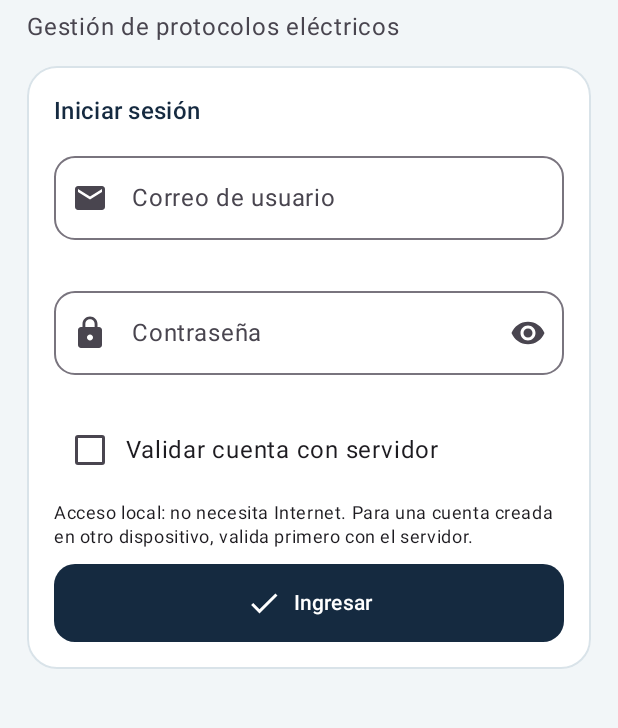
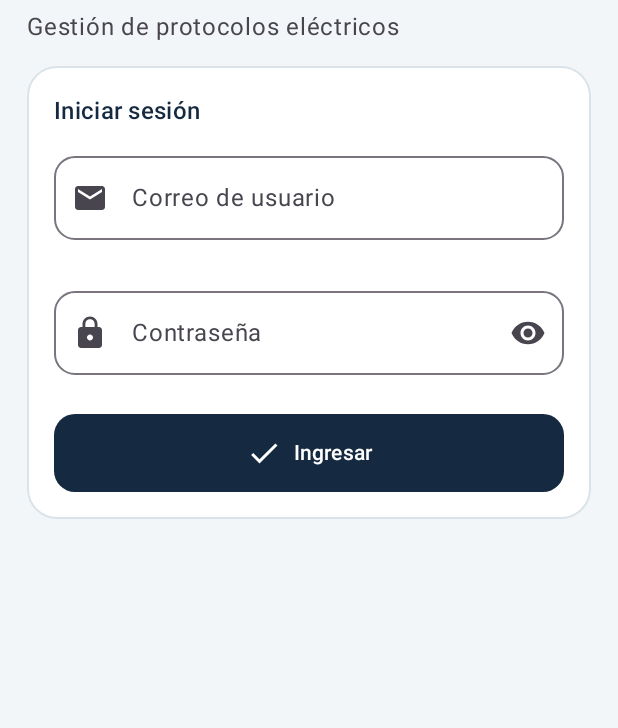
Before and after one commit to Sebanava/induztek-protocol-system-android, an Android app built with Jetpack Compose: the composable FormularioScreen called with empty values, on a phone screen of 412 x 824 dp, the part 246-974 px from its top. Run offline under Robolectric (Android 15) with nearby library versions, the phone set to English and light mode, and no system bars.

Commit message:
Simplificar acceso y validar automáticamente

```diff
--- a/app/build.gradle.kts
+++ b/app/build.gradle.kts
@@ -12,8 +12,8 @@ android {
         applicationId = "cl.induztek.protocol"
         minSdk = 26
         targetSdk = 35
-        versionCode = 7
-        versionName = "0.3.3"
+        versionCode = 8
+        versionName = "0.3.4"
         testInstrumentationRunner = "androidx.test.runner.AndroidJUnitRunner"
     }
     val releaseKeystore = providers.environmentVariable("INDUZTEK_KEYSTORE").orNull
--- a/app/src/main/java/cl/induztek/protocol/sync/Sincronizador.kt
+++ b/app/src/main/java/cl/induztek/protocol/sync/Sincronizador.kt
@@ -206,13 +206,15 @@ class Sincronizador(
         Validacion.validarClaveNueva(nueva)
         if (!codigo.trim().matches(Regex("[A-Za-z0-9_-]{32}")))
             throw ErrorFormulario(mapOf("codigo" to "Ingresa el código completo de tu correo"))
-        val remoto = api<IdentidadApi>(direccionDeFormulario(direccion, "identidad"))
+        val url = direccionDeFormulario(direccion, "identidad")
+        val remoto = api<IdentidadApi>(url)
         val respuesta = remoto.recuperarClave(ConfirmacionRecuperacion(correo.trim(), codigo.trim(), nueva))
         if (!respuesta.isSuccessful) {
             if (respuesta.code() == 400)
                 throw ErrorFormulario(mapOf("codigo" to "Código inválido o vencido"))
             error("El servidor no pudo completar la recuperación")
         }
+        prefs.edit().putString("identidad", url).putString("protocolos", url).apply()
     }
 
     suspend fun cuentaRemota(id: String): Boolean =
--- a/app/src/main/java/cl/induztek/protocol/ui/screens/FormularioScreen.kt
+++ b/app/src/main/java/cl/induztek/protocol/ui/screens/FormularioScreen.kt
@@ -48,10 +48,6 @@ fun FormularioScreen(
         iniciales["realizada"] = "SI"
         iniciales["opera"] = "SI"
         iniciales["unidad"] = "MΩ"
-        if (accion == Accion.LOGIN) {
-            iniciales["remoto"] = "NO"
-            iniciales["identidad"] = app.sincronizador.urlIdentidad()
-        }
         if (accion == Accion.PROTOCOLO && data != null) {
             val visita = data.visitas.firstOrNull { it.id == contexto }
             visita?.let {
@@ -240,34 +236,7 @@ fun FormularioScreen(
                 Accion.LOGIN -> {
                     campo("correo", "Correo de usuario", icono = Icons.Default.Email)
                     campo("clave", "Contraseña", secreto = true)
-                    Row(verticalAlignment = androidx.compose.ui.Alignment.CenterVertically) {
-                        Checkbox(
-                            checked = d["remoto"] == "SI",
-                            onCheckedChange = {
-                                cambiar("remoto", if (it) "SI" else "NO")
-                            },
-                            enabled = !ocupado,
-                        )
-                        Text("Validar cuenta con servidor")
-                    }
-                    AnimatedVisibility(d["remoto"] == "SI") {
-                        Column {
-                            campo(
-                                "identidad",
-                                "Dirección del API Gateway",
-                                icono = Icons.Default.Cloud,
-                            )
-                            Text(
-                                "Úsalo para el primer acceso en este dispositivo o después de un cambio de contraseña. Requiere conexión con tu servidor. Después puedes ingresar sin conexión con la cuenta validada.",
-                                style = MaterialTheme.typography.bodySmall,
-                            )
-                        }
-                    }
-                    if (d["remoto"] != "SI")
-                        Text(
-                            "Acceso local: no necesita Internet. Para una cuenta creada en otro dispositivo, valida primero con el servidor.",
-                            style = MaterialTheme.typography.bodySmall,
-                        )
+
                 }
                 Accion.CLIENTE -> {
                     campo("nombre", "Razón social")
--- a/app/src/main/java/cl/induztek/protocol/ui/screens/RecuperarClaveScreen.kt
+++ b/app/src/main/java/cl/induztek/protocol/ui/screens/RecuperarClaveScreen.kt
@@ -28,7 +28,7 @@ fun RecuperarClaveScreen(servicio: Sincronizador, volver: () -> Unit) {
     Pantalla("Recuperar contraseña", if (ocupado) null else volver) {
         TarjetaSeccion("Acceso a mi cuenta") {
             if (completado) {
-                Text("Contraseña actualizada. Vuelve al ingreso, activa «Validar cuenta con servidor» e ingresa con tu nueva contraseña.")
+                Text("Contraseña actualizada. Vuelve al ingreso y usa tu nueva contraseña.")
                 BotonPrincipal("Volver al acceso", volver)
             } else {
                 CampoTexto(direccion, { if (!ocupado && !pasoCodigo) direccion = it }, "Dirección del API Gateway", error = errores["identidad"], teclado = KeyboardType.Uri)
```
Also changed, not shown: app/src/main/java/cl/induztek/protocol/viewmodel/AppViewModel.kt (+19 -11 lines).
